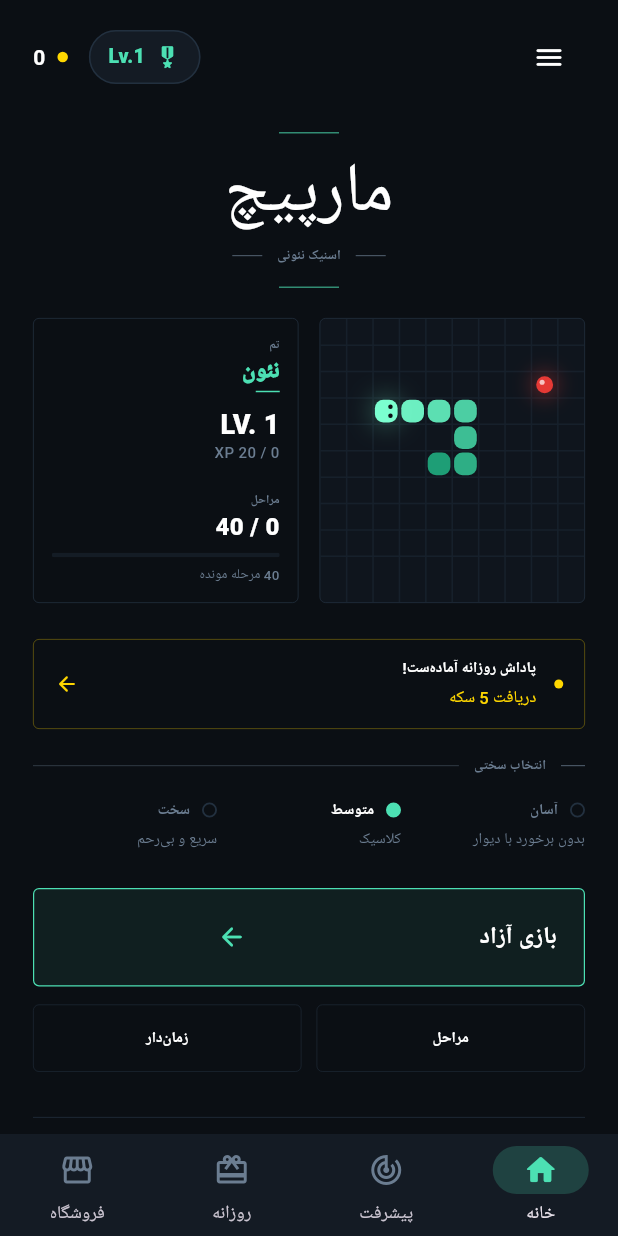
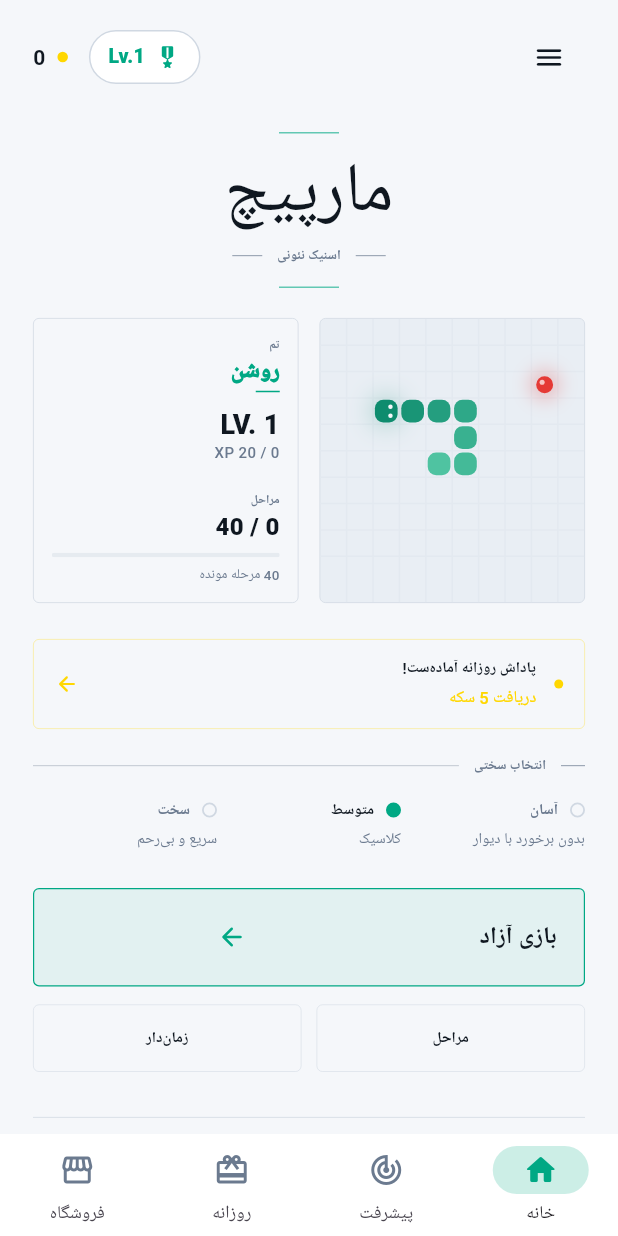
Before and after one commit to Mohamad811381/marpech, a Flutter app: the screen it shows after launch, item 4 of the bottom bar chosen, on a phone screen of 412 x 824 dp. Run offline on Flutter 3.47's test engine with Material 3 defaults, Android fonts, the phone set to English and light mode, and no system bars; our stand-ins replace audioplayers, material_ui, package_info_plus, shared_preferences; missing offline and left inert: dart:html; accounts and stored records are empty.

Commit message:
اپدیت تم

```diff
--- a/lib/app.dart
+++ b/lib/app.dart
@@ -6,6 +6,7 @@ import 'package:shared_preferences/shared_preferences.dart';
 import 'models/game_palette.dart';
 import 'screens/main_shell.dart';
 import 'services/localization_service.dart';
+import 'services/theme_service.dart';
 import 'services/update_service.dart';
 import 'widgets/update_dialog.dart';
 
@@ -48,8 +49,6 @@ class _MarpechAppState extends State<MarpechApp> {
 
     final latest = UpdateService.instance.latestVersion;
 
-    // اختیاری: برای هر نسخه فقط یک‌بار در ورود نشان داده شود.
-    // اجباری: هیچ گارد یا شمارنده‌ای ندارد؛ تا آپدیت نشود بسته نمی‌شود.
     if (result == UpdateCheckResult.optional) {
       final alreadyShown = await _markOptionalShown(latest);
       if (alreadyShown) return;
@@ -82,17 +81,22 @@ class _MarpechAppState extends State<MarpechApp> {
   @override
   Widget build(BuildContext context) {
     return ListenableBuilder(
-      listenable: LocalizationService.instance,
+      listenable: Listenable.merge([
+        LocalizationService.instance,
+        ThemeService.mode,
+        ThemeService.darkPalette,
+      ]),
       builder: (context, _) {
         return MaterialApp(
           title: L10n.t('app_name'),
           debugShowCheckedModeBanner: false,
           navigatorKey: _navigatorKey,
-          theme: ThemeData(
-            useMaterial3: true,
-            brightness: Brightness.dark,
-            scaffoldBackgroundColor: neonPalette.bg,
+          theme: ThemeService.buildTheme(lightPalette, Brightness.light),
+          darkTheme: ThemeService.buildTheme(
+            ThemeService.darkPalette.value,
+            Brightness.dark,
           ),
+          themeMode: ThemeService.mode.value,
           builder: (context, child) => Directionality(
             textDirection: L10n.dir,
             child: child ?? const SizedBox.shrink(),
--- a/lib/models/game_palette.dart
+++ b/lib/models/game_palette.dart
@@ -300,6 +300,30 @@ const marpechLegendPalette = GamePalette(
   onPrimary: Color(0xFF0A0014),
 );
 
+
+
+
+// ☀️ روشن (تم مستقل، جدا از پالت‌های تاریک)
+const lightPalette = GamePalette(
+  id: 'light',
+  bg: Color(0xFFF5F7FA),
+  surface: Color(0xFFFFFFFF),
+  surfaceAlt: Color(0xFFEEF2F6),
+  border: Color(0xFFD0D8E2),
+  grid: Color(0xFFE3E9F0),
+  board: Color(0xFFE9EEF4),
+  snakeHead: Color(0xFF0E8C6E),
+  snakeTail: Color(0xFF4FC3A1),
+  food: Color(0xFFFF4D6D),
+  accent: Color(0xFF00A884),
+  textMuted: Color(0xFF6B7A8F),
+  textPrimary: Color(0xFF0F1720),
+  onPrimary: Color(0xFFFFFFFF),
+);
+
+
+
+
 const palettes = [
   neonPalette,
   sunsetPalette,
--- a/lib/screens/main_shell.dart
+++ b/lib/screens/main_shell.dart
@@ -1,6 +1,7 @@
 // ignore_for_file: deprecated_member_use
 
 import 'package:flutter/material.dart';
+import 'package:marpech/services/theme_service.dart';
 import '../models/game_palette.dart';
 import '../services/audio_service.dart';
 import '../services/daily_reward_service.dart';
@@ -26,7 +27,6 @@ class MainShell extends StatefulWidget {
 
 class _MainShellState extends State<MainShell> {
   int _currentIndex = 0;
-  int _paletteIndex = 0;
   int _homeReloadToken = 0; // ← جدید
   bool _muted = false;
   bool _loaded = false;
@@ -39,15 +39,15 @@ class _MainShellState extends State<MainShell> {
 
   bool get _isAnyDialogShowing =>
       _isShowingLevelUpDialog || _isShowingRewardDialog;
-
-  GamePalette get _palette =>
-      palettes[_paletteIndex.clamp(0, palettes.length - 1)];
+GamePalette _palette = neonPalette;
 
 @override
 void initState() {
   super.initState();
   PlayerProgressionService.pendingLevelUps.addListener(_onProgressionChanged);
   PlayerProgressionService.dialogSafe.addListener(_onProgressionChanged);
+  ThemeService.mode.addListener(_onThemeChanged);
+  ThemeService.darkPalette.addListener(_onThemeChanged);
   _load();
 }
 
@@ -56,19 +56,22 @@ class _MainShellState extends State<MainShell> {
   PlayerProgressionService.pendingLevelUps
       .removeListener(_onProgressionChanged);
   PlayerProgressionService.dialogSafe.removeListener(_onProgressionChanged);
+  ThemeService.mode.removeListener(_onThemeChanged);
+  ThemeService.darkPalette.removeListener(_onThemeChanged);
   _isLevelUpDialogScheduled = false;
   _isShowingLevelUpDialog = false;
   super.dispose();
 }
 
+void _onThemeChanged() {
+  if (mounted) setState(() {});
+}
   Future<void> _load() async {
-    final p = await StorageService.getPaletteIndex();
     await SettingsService.load();
     final s = SettingsService.current;
 
     if (!mounted) return;
     setState(() {
-      _paletteIndex = p.clamp(0, palettes.length - 1);
       _muted = !(s.sfx || s.music);
       _loaded = true;
     });
@@ -117,9 +120,7 @@ class _MainShellState extends State<MainShell> {
   }
 
 Future<void> _reloadPalette() async {
-    final p = await StorageService.getPaletteIndex();
-    if (!mounted) return;
-    setState(() => _paletteIndex = p.clamp(0, palettes.length - 1));
+  if (mounted) setState(() {});
 }
 
   void _openProgressTab() {
@@ -155,6 +156,8 @@ class _MainShellState extends State<MainShell> {
 
 @override
 Widget build(BuildContext context) {
+  _palette = ThemeService.resolve(context);
+
   if (!_loaded) {
       return Scaffold(
         backgroundColor: _palette.bg,
--- /dev/null
+++ b/lib/services/theme_service.dart
@@ -0,0 +1,64 @@
+// ignore: deprecated_member_use
+import 'package:flutter/material.dart';
+import 'package:shared_preferences/shared_preferences.dart';
+
+import '../models/game_palette.dart';
+import 'storage_service.dart';
+
+class ThemeService {
+  ThemeService._();
+
+  static const _kMode = 'set_theme_mode';
+
+  /// حالت انتخابی کاربر: system / light / dark
+  static final ValueNotifier<ThemeMode> mode =
+      ValueNotifier<ThemeMode>(ThemeMode.system);
+
+  /// پالت تاریک انتخابی (یکی از palettes)
+  static final ValueNotifier<GamePalette> darkPalette =
+      ValueNotifier<GamePalette>(neonPalette);
+
+  static Future<void> load() async {
+    final prefs = await SharedPreferences.getInstance();
+    final i = (prefs.getInt(_kMode) ?? 0)
+        .clamp(0, ThemeMode.values.length - 1);
+    mode.value = ThemeMode.values[i];
+
+    final idx = await StorageService.getPaletteIndex();
+    darkPalette.value = palettes[idx.clamp(0, palettes.length - 1)];
+  }
+
+  static Future<void> setMode(ThemeMode m) async {
+    mode.value = m;
+    final prefs = await SharedPreferences.getInstance();
+    await prefs.setInt(_kMode, m.index);
+  }
+
+  static Future<void> setDarkPalette(GamePalette p) async {
+    final idx = palettes.indexWhere((pp) => pp.id == p.id);
+    if (idx < 0) return;
+    darkPalette.value = p;
+    await StorageService.setPaletteIndex(idx);
+  }
+
+  /// آیا الان باید تم روشن نمایش داده شود؟
+  static bool isLight(BuildContext context) {
+    if (mode.value == ThemeMode.light) return true;
+    if (mode.value == ThemeMode.dark) return false;
+    return MediaQuery.platformBrightnessOf(context) == Brightness.light;
+  }
+
+  /// پالت نهایی که باید الان در کل اپ استفاده شود
+  static GamePalette resolve(BuildContext context) {
+    return isLight(context) ? lightPalette : darkPalette.value;
+  }
+
+  /// ThemeData ساده؛ فقط برای ویجت‌های Material (Dialog، SnackBar و ...)
+  static ThemeData buildTheme(GamePalette p, Brightness b) {
+    return ThemeData(
+      useMaterial3: true,
+      brightness: b,
+      scaffoldBackgroundColor: p.bg,
+    );
+  }
+}
--- a/lib/services/translations.dart
+++ b/lib/services/translations.dart
@@ -754,6 +754,11 @@ const Map<String, Map<String, String>> translations = {
     'update_ok': 'باشه',
     'version_unknown': '?',
     'version_loading': 'v...',
+    'settings_theme_mode': 'حالت نمایش',
+    'settings_theme_system': 'سیستم',
+    'settings_theme_light': 'روشن',
+    'settings_theme_dark': 'تاریک',
+    'palette_light_name': 'روشن',
   },
   'en': {
     // ---------- Common ----------
@@ -1508,5 +1513,10 @@ const Map<String, Map<String, String>> translations = {
     'update_ok': 'OK',
     'version_unknown': '?',
     'version_loading': 'v...',
+    'settings_theme_mode': 'Display mode',
+    'settings_theme_system': 'System',
+    'settings_theme_light': 'Light',
+    'settings_theme_dark': 'Dark',
+    'palette_light_name': 'Light',
   },
 };
```
Also changed, not shown: lib/main.dart (+5 -8 lines), lib/screens/settings_screen.dart (+39 -10 lines). Lines whose indentation alone changed are shown as unchanged.
